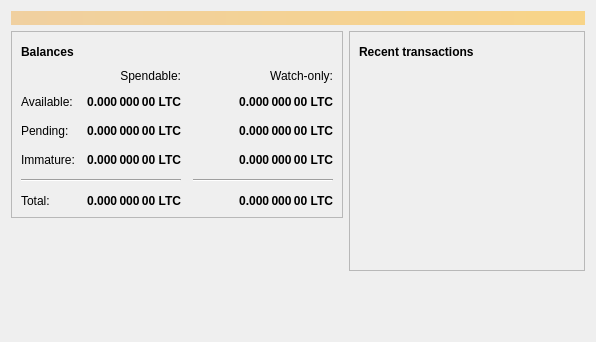
The window that src/qt/forms/overviewpage.ui (bygon-project/bitcoin) describes before a commit, drawn with Qt 5.
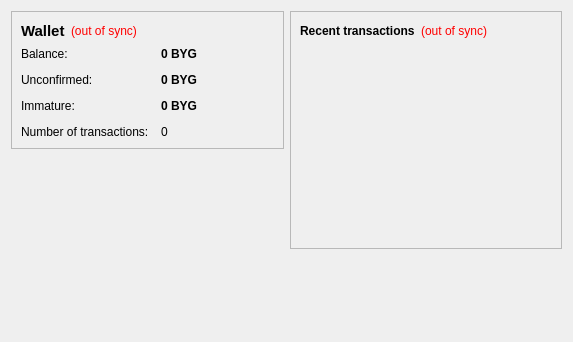
The same window after the commit. Icons and pictures are not drawn.

Diff of the .ui file:
```diff
--- a/src/qt/forms/overviewpage.ui
+++ b/src/qt/forms/overviewpage.ui
@@ -6,34 +6,13 @@
    <rect>
     <x>0</x>
     <y>0</y>
-    <width>596</width>
+    <width>573</width>
     <height>342</height>
    </rect>
   </property>
   <property name="windowTitle">
    <string>Form</string>
   </property>
-  <layout class="QVBoxLayout" name="topLayout">
-   <item>
-    <widget class="QLabel" name="labelAlerts">
-     <property name="visible">
-      <bool>false</bool>
-     </property>
-     <property name="styleSheet">
-      <string notr="true">QLabel { background-color: qlineargradient(x1: 0, y1: 0, x2: 1, y2: 0, stop:0 #F0D0A0, stop:1 #F8D488); color:#000000; }</string>
-     </property>
-     <property name="wordWrap">
-      <bool>true</bool>
-     </property>
-     <property name="margin">
-      <number>3</number>
-     </property>
-     <property name="textInteractionFlags">
-      <set>Qt::TextSelectableByMouse</set>
-     </property>
-    </widget>
-   </item>
-   <item>
     <layout class="QHBoxLayout" name="horizontalLayout" stretch="1,1">
      <item>
       <layout class="QVBoxLayout" name="verticalLayout_2">
@@ -52,202 +31,33 @@
              <widget class="QLabel" name="label_5">
               <property name="font">
                <font>
+              <pointsize>11</pointsize>
                 <weight>75</weight>
                 <bold>true</bold>
                </font>
               </property>
               <property name="text">
-               <string>Balances</string>
+             <string>Wallet</string>
               </property>
              </widget>
             </item>
             <item>
-             <widget class="QPushButton" name="labelWalletStatus">
-              <property name="enabled">
-               <bool>true</bool>
-              </property>
-              <property name="maximumSize">
-               <size>
-                <width>30</width>
-                <height>16777215</height>
-               </size>
-              </property>
+           <widget class="QLabel" name="labelWalletStatus">
               <property name="toolTip">
                <string>The displayed information may be out of date. Your wallet automatically synchronizes with the Bygon network after a connection is established, but this process has not completed yet.</string>
               </property>
-              <property name="text">
-               <string/>
-              </property>
-              <property name="icon">
-               <iconset resource="../bitcoin.qrc">
-                <normaloff>:/icons/warning</normaloff>
-                <disabledoff>:/icons/warning</disabledoff>:/icons/warning</iconset>
-              </property>
-              <property name="iconSize">
-               <size>
-                <width>24</width>
-                <height>24</height>
-               </size>
-              </property>
-              <property name="flat">
-               <bool>true</bool>
-              </property>
-             </widget>
-            </item>
-            <item>
-             <spacer name="horizontalSpacer_3">
-              <property name="orientation">
-               <enum>Qt::Horizontal</enum>
-              </property>
-              <property name="sizeHint" stdset="0">
-               <size>
-                <width>40</width>
-                <height>20</height>
-               </size>
-              </property>
-             </spacer>
-            </item>
-           </layout>
-          </item>
-          <item>
-           <layout class="QGridLayout" name="gridLayout">
-            <property name="spacing">
-             <number>12</number>
-            </property>
-            <item row="2" column="2">
-             <widget class="QLabel" name="labelWatchPending">
-              <property name="font">
-               <font>
-                <weight>75</weight>
-                <bold>true</bold>
-               </font>
-              </property>
-              <property name="cursor">
-               <cursorShape>IBeamCursor</cursorShape>
-              </property>
-              <property name="toolTip">
-               <string>Unconfirmed transactions to watch-only addresses</string>
-              </property>
+            <property name="styleSheet">
+             <string notr="true">QLabel { color: red; }</string>
+            </property>
               <property name="text">
-               <string notr="true">0.000 000 00 LTC</string>
+             <string notr="true">(out of sync)</string>
               </property>
               <property name="alignment">
-               <set>Qt::AlignRight|Qt::AlignTrailing|Qt::AlignVCenter</set>
-              </property>
-              <property name="textInteractionFlags">
-               <set>Qt::LinksAccessibleByMouse|Qt::TextSelectableByKeyboard|Qt::TextSelectableByMouse</set>
-              </property>
-             </widget>
-            </item>
-            <item row="2" column="1">
-             <widget class="QLabel" name="labelUnconfirmed">
-              <property name="font">
-               <font>
-                <weight>75</weight>
-                <bold>true</bold>
-               </font>
-              </property>
-              <property name="cursor">
-               <cursorShape>IBeamCursor</cursorShape>
-              </property>
-              <property name="toolTip">
-               <string>Total of transactions that have yet to be confirmed, and do not yet count toward the spendable balance</string>
-              </property>
-              <property name="text">
-               <string notr="true">0.000 000 00 LTC</string>
-              </property>
-              <property name="alignment">
-               <set>Qt::AlignRight|Qt::AlignTrailing|Qt::AlignVCenter</set>
-              </property>
-              <property name="textInteractionFlags">
-               <set>Qt::LinksAccessibleByMouse|Qt::TextSelectableByKeyboard|Qt::TextSelectableByMouse</set>
-              </property>
-             </widget>
-            </item>
-            <item row="3" column="2">
-             <widget class="QLabel" name="labelWatchImmature">
-              <property name="font">
-               <font>
-                <weight>75</weight>
-                <bold>true</bold>
-               </font>
-              </property>
-              <property name="cursor">
-               <cursorShape>IBeamCursor</cursorShape>
-              </property>
-              <property name="toolTip">
-               <string>Mined balance in watch-only addresses that has not yet matured</string>
-              </property>
-              <property name="text">
-               <string notr="true">0.000 000 00 LTC</string>
-              </property>
-              <property name="alignment">
-               <set>Qt::AlignRight|Qt::AlignTrailing|Qt::AlignVCenter</set>
-              </property>
-              <property name="textInteractionFlags">
-               <set>Qt::LinksAccessibleByMouse|Qt::TextSelectableByKeyboard|Qt::TextSelectableByMouse</set>
-              </property>
-             </widget>
-            </item>
-            <item row="4" column="0" colspan="2">
-             <widget class="Line" name="line">
-              <property name="orientation">
-               <enum>Qt::Horizontal</enum>
-              </property>
-             </widget>
-            </item>
-            <item row="4" column="2">
-             <widget class="Line" name="lineWatchBalance">
-              <property name="sizePolicy">
-               <sizepolicy hsizetype="Preferred" vsizetype="Fixed">
-                <horstretch>0</horstretch>
-                <verstretch>0</verstretch>
-               </sizepolicy>
-              </property>
-              <property name="minimumSize">
-               <size>
-                <width>140</width>
-                <height>0</height>
-               </size>
-              </property>
-              <property name="orientation">
-               <enum>Qt::Horizontal</enum>
-              </property>
-             </widget>
-            </item>
-            <item row="5" column="0">
-             <widget class="QLabel" name="labelTotalText">
-              <property name="text">
-               <string>Total:</string>
-              </property>
-             </widget>
-            </item>
-            <item row="3" column="1">
-             <widget class="QLabel" name="labelImmature">
-              <property name="font">
-               <font>
-                <weight>75</weight>
-                <bold>true</bold>
-               </font>
-              </property>
-              <property name="cursor">
-               <cursorShape>IBeamCursor</cursorShape>
-              </property>
-              <property name="toolTip">
-               <string>Mined balance that has not yet matured</string>
-              </property>
-              <property name="text">
-               <string notr="true">0.000 000 00 LTC</string>
-              </property>
-              <property name="alignment">
-               <set>Qt::AlignRight|Qt::AlignTrailing|Qt::AlignVCenter</set>
-              </property>
-              <property name="textInteractionFlags">
-               <set>Qt::LinksAccessibleByMouse|Qt::TextSelectableByKeyboard|Qt::TextSelectableByMouse</set>
-              </property>
-             </widget>
-            </item>
-            <item row="2" column="3">
+             <set>Qt::AlignLeading|Qt::AlignLeft|Qt::AlignVCenter</set>
+            </property>
+           </widget>
+          </item>
+          <item>
              <spacer name="horizontalSpacer_2">
               <property name="orientation">
                <enum>Qt::Horizontal</enum>
@@ -260,40 +70,28 @@
               </property>
              </spacer>
             </item>
-            <item row="3" column="0">
-             <widget class="QLabel" name="labelImmatureText">
-              <property name="text">
-               <string>Immature:</string>
-              </property>
-             </widget>
-            </item>
-            <item row="5" column="1">
-             <widget class="QLabel" name="labelTotal">
-              <property name="font">
-               <font>
-                <weight>75</weight>
-                <bold>true</bold>
-               </font>
-              </property>
-              <property name="cursor">
-               <cursorShape>IBeamCursor</cursorShape>
-              </property>
-              <property name="toolTip">
-               <string>Your current total balance</string>
-              </property>
+         </layout>
+        </item>
+        <item>
+         <layout class="QFormLayout" name="formLayout_2">
+          <property name="fieldGrowthPolicy">
+           <enum>QFormLayout::AllNonFixedFieldsGrow</enum>
+          </property>
+          <property name="horizontalSpacing">
+           <number>12</number>
+          </property>
+          <property name="verticalSpacing">
+           <number>12</number>
+          </property>
+          <item row="0" column="0">
+           <widget class="QLabel" name="label">
               <property name="text">
-               <string notr="true">0.000 000 00 LTC</string>
-              </property>
-              <property name="alignment">
-               <set>Qt::AlignRight|Qt::AlignTrailing|Qt::AlignVCenter</set>
-              </property>
-              <property name="textInteractionFlags">
-               <set>Qt::LinksAccessibleByMouse|Qt::TextSelectableByKeyboard|Qt::TextSelectableByMouse</set>
-              </property>
-             </widget>
-            </item>
-            <item row="5" column="2">
-             <widget class="QLabel" name="labelWatchTotal">
+             <string>Balance:</string>
+            </property>
+           </widget>
+          </item>
+          <item row="0" column="1">
+           <widget class="QLabel" name="labelBalance">
               <property name="font">
                <font>
                 <weight>75</weight>
@@ -304,38 +102,25 @@
                <cursorShape>IBeamCursor</cursorShape>
               </property>
               <property name="toolTip">
-               <string>Current total balance in watch-only addresses</string>
+             <string>Your current balance</string>
               </property>
               <property name="text">
-               <string notr="true">0.000 000 00 LTC</string>
-              </property>
-              <property name="alignment">
-               <set>Qt::AlignRight|Qt::AlignTrailing|Qt::AlignVCenter</set>
-              </property>
+             <string notr="true">0 BYG</string>
+            </property>
               <property name="textInteractionFlags">
                <set>Qt::LinksAccessibleByMouse|Qt::TextSelectableByKeyboard|Qt::TextSelectableByMouse</set>
               </property>
              </widget>
             </item>
-            <item row="0" column="2">
-             <widget class="QLabel" name="labelWatchonly">
-              <property name="text">
-               <string>Watch-only:</string>
-              </property>
-              <property name="alignment">
-               <set>Qt::AlignRight|Qt::AlignTrailing|Qt::AlignVCenter</set>
-              </property>
-             </widget>
-            </item>
             <item row="1" column="0">
-             <widget class="QLabel" name="labelBalanceText">
+           <widget class="QLabel" name="label_3">
               <property name="text">
-               <string>Available:</string>
+             <string>Unconfirmed:</string>
               </property>
              </widget>
             </item>
             <item row="1" column="1">
-             <widget class="QLabel" name="labelBalance">
+           <widget class="QLabel" name="labelUnconfirmed">
               <property name="font">
                <font>
                 <weight>75</weight>
@@ -346,58 +131,56 @@
                <cursorShape>IBeamCursor</cursorShape>
               </property>
               <property name="toolTip">
-               <string>Your current spendable balance</string>
+             <string>Total of transactions that have yet to be confirmed, and do not yet count toward the current balance</string>
               </property>
               <property name="text">
-               <string notr="true">0.000 000 00 LTC</string>
-              </property>
-              <property name="alignment">
-               <set>Qt::AlignRight|Qt::AlignTrailing|Qt::AlignVCenter</set>
-              </property>
+             <string notr="true">0 BYG</string>
+            </property>
               <property name="textInteractionFlags">
                <set>Qt::LinksAccessibleByMouse|Qt::TextSelectableByKeyboard|Qt::TextSelectableByMouse</set>
               </property>
              </widget>
             </item>
-            <item row="1" column="2">
-             <widget class="QLabel" name="labelWatchAvailable">
-              <property name="font">
-               <font>
-                <weight>75</weight>
-                <bold>true</bold>
-               </font>
-              </property>
-              <property name="cursor">
-               <cursorShape>IBeamCursor</cursorShape>
-              </property>
+          <item row="3" column="0">
+           <widget class="QLabel" name="label_2">
+            <property name="text">
+             <string>Number of transactions:</string>
+            </property>
+           </widget>
+          </item>
+          <item row="3" column="1">
+           <widget class="QLabel" name="labelNumTransactions">
               <property name="toolTip">
-               <string>Your current balance in watch-only addresses</string>
+             <string>Total number of transactions in wallet</string>
               </property>
               <property name="text">
-               <string notr="true">0.000 000 00 LTC</string>
-              </property>
-              <property name="alignment">
-               <set>Qt::AlignRight|Qt::AlignTrailing|Qt::AlignVCenter</set>
-              </property>
-              <property name="textInteractionFlags">
-               <set>Qt::LinksAccessibleByMouse|Qt::TextSelectableByKeyboard|Qt::TextSelectableByMouse</set>
+             <string notr="true">0</string>
               </property>
              </widget>
             </item>
             <item row="2" column="0">
-             <widget class="QLabel" name="labelPendingText">
+           <widget class="QLabel" name="labelImmatureText">
               <property name="text">
-               <string>Pending:</string>
+             <string>Immature:</string>
               </property>
              </widget>
             </item>
-            <item row="0" column="1">
-             <widget class="QLabel" name="labelSpendable">
+          <item row="2" column="1">
+           <widget class="QLabel" name="labelImmature">
+            <property name="font">
+             <font>
+              <weight>75</weight>
+              <bold>true</bold>
+             </font>
+            </property>
+            <property name="toolTip">
+             <string>Mined balance that has not yet matured</string>
+            </property>
               <property name="text">
-               <string>Spendable:</string>
-              </property>
-              <property name="alignment">
-               <set>Qt::AlignRight|Qt::AlignTrailing|Qt::AlignVCenter</set>
+             <string notr="true">0 BYG</string>
+            </property>
+            <property name="textInteractionFlags">
+             <set>Qt::LinksAccessibleByMouse|Qt::TextSelectableByKeyboard|Qt::TextSelectableByMouse</set>
               </property>
              </widget>
             </item>
@@ -436,47 +219,24 @@
            <layout class="QHBoxLayout" name="horizontalLayout_2">
             <item>
              <widget class="QLabel" name="label_4">
-              <property name="font">
-               <font>
-                <weight>75</weight>
-                <bold>true</bold>
-               </font>
-              </property>
               <property name="text">
-               <string>Recent transactions</string>
+             <string>&lt;b&gt;Recent transactions&lt;/b&gt;</string>
               </property>
              </widget>
             </item>
             <item>
-             <widget class="QPushButton" name="labelTransactionsStatus">
-              <property name="enabled">
-               <bool>true</bool>
-              </property>
-              <property name="maximumSize">
-               <size>
-                <width>30</width>
-                <height>16777215</height>
-               </size>
-              </property>
+           <widget class="QLabel" name="labelTransactionsStatus">
               <property name="toolTip">
                <string>The displayed information may be out of date. Your wallet automatically synchronizes with the Bygon network after a connection is established, but this process has not completed yet.</string>
               </property>
+            <property name="styleSheet">
+             <string notr="true">QLabel { color: red; }</string>
+            </property>
               <property name="text">
-               <string/>
-              </property>
-              <property name="icon">
-               <iconset resource="../bitcoin.qrc">
-                <normaloff>:/icons/warning</normaloff>
-                <disabledoff>:/icons/warning</disabledoff>:/icons/warning</iconset>
-              </property>
-              <property name="iconSize">
-               <size>
-                <width>24</width>
-                <height>24</height>
-               </size>
-              </property>
-              <property name="flat">
-               <bool>true</bool>
+             <string notr="true">(out of sync)</string>
+            </property>
+            <property name="alignment">
+             <set>Qt::AlignRight|Qt::AlignTrailing|Qt::AlignVCenter</set>
               </property>
              </widget>
             </item>
@@ -529,8 +289,6 @@
           </size>
          </property>
         </spacer>
-       </item>
-      </layout>
      </item>
     </layout>
    </item>
```
Lines whose indentation alone changed are shown as unchanged.
